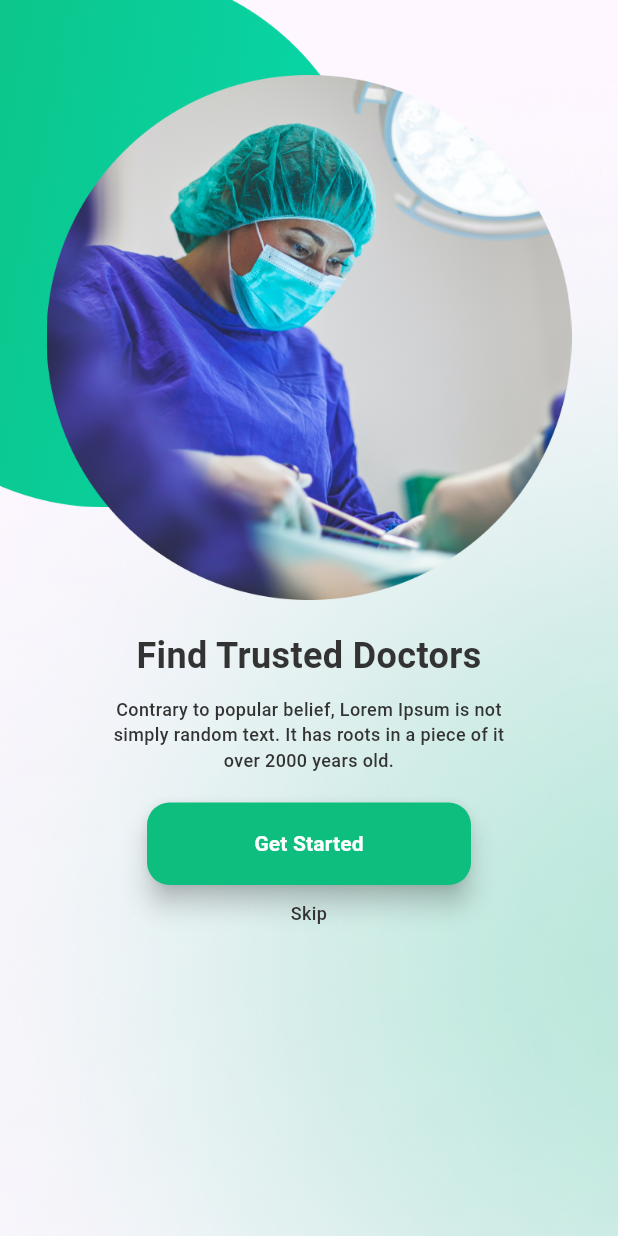
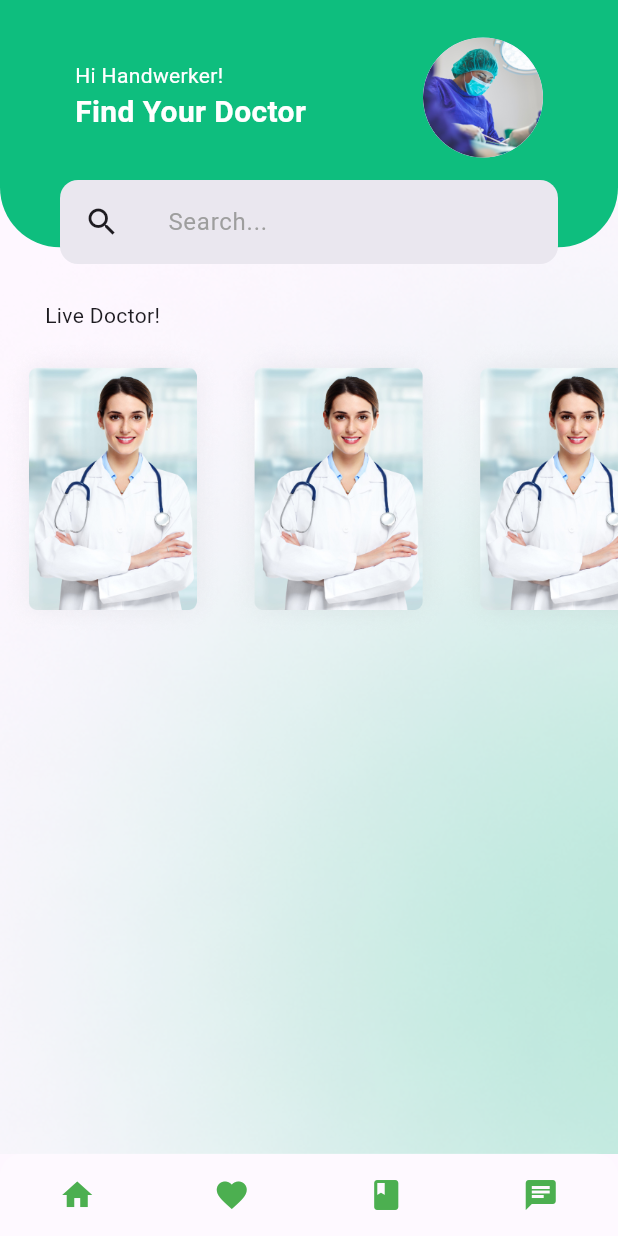
Before and after one commit to HagiMj29/ui_slicing, a Flutter app: the screen it shows after launch, on a phone screen of 412 x 824 dp. Run offline on Flutter 3.47's test engine with Material 3 defaults, Android fonts, the phone set to English and light mode, and no system bars.

Commit message:
Pembuatan Home Screen

```diff
--- a/lib/main.dart
+++ b/lib/main.dart
@@ -1,4 +1,5 @@
 import 'package:flutter/material.dart';
+import 'package:ui_slicing/page/home_page.dart';
 import 'package:ui_slicing/page/onboarding_screen.dart';
 import 'package:ui_slicing/page/splash_screen.dart';
 
@@ -20,7 +21,7 @@
         colorScheme: ColorScheme.fromSeed(seedColor: Colors.deepPurple),
         useMaterial3: true,
       ),
-      home: const SplashScreen(),
+      home: const HomePage(),
     );
   }
 }
--- /dev/null
+++ b/lib/page/home_image_card.dart
@@ -0,0 +1,37 @@
+import 'package:flutter/cupertino.dart';
+import 'package:flutter/material.dart';
+
+class ImageCard extends StatelessWidget {
+  const ImageCard({super.key});
+
+  @override
+  Widget build(BuildContext context) {
+    return SingleChildScrollView(
+      scrollDirection: Axis.horizontal,
+      child: Container(
+        height: 200,
+        child: Row(
+          children: [
+            Image.asset('images/img_9.png'),
+            Image.asset('images/img_9.png'),
+            Image.asset('images/img_9.png'),
+            Image.asset('images/img_9.png'),
+            Image.asset('images/img_9.png'),
+            Image.asset('images/img_9.png'),
+            Image.asset('images/img_9.png'),
+          ],
+        ),
+      ),
+    );
+  }
+
+  Widget buildCard()=> Container(
+    height: 200,
+    color: Colors.red,
+    child: Column(
+      children: [
+        Image.asset('images/img_9.png', scale: 2,)
+      ],
+    ),
+  );
+}
--- /dev/null
+++ b/lib/page/home_page.dart
@@ -0,0 +1,160 @@
+import 'package:flutter/cupertino.dart';
+import 'package:flutter/material.dart';
+import 'package:ui_slicing/page/home_image_card.dart';
+import 'package:ui_slicing/widgets/theme.dart';
+
+class HomePage extends StatelessWidget {
+  const HomePage({Key? key});
+
+  @override
+  Widget build(BuildContext context) {
+    return Scaffold(
+      body: SingleChildScrollView(
+        scrollDirection: Axis.vertical,
+        child: Stack(
+          children: <Widget>[
+            Image.asset('images/img_2.png', height: MediaQuery.of(context).size.height, fit: BoxFit.cover,),
+            Container(
+              height: MediaQuery.of(context).size.height * 0.2,
+              decoration: BoxDecoration(
+                color: colorTheme,
+                borderRadius: BorderRadius.only(
+                  bottomLeft: Radius.circular(40),
+                  bottomRight: Radius.circular(40),
+                ),
+              ),
+              child: Row(
+                mainAxisAlignment: MainAxisAlignment.spaceBetween,
+                crossAxisAlignment: CrossAxisAlignment.end,
+                children: [
+                  Column(
+                    children: [
+                      Padding(
+                        padding: EdgeInsets.only(top: 40, left: 50),
+                        child: Expanded(
+                          child: Column(
+                            crossAxisAlignment: CrossAxisAlignment.start,
+                            children: [
+                              Text(
+                                "Hi Handwerker!",
+                                style: TextStyle(
+                                  color: Colors.white,
+                                ),
+                              ),
+                              Text(
+                                "Find Your Doctor",
+                                style: TextStyle(
+                                  fontWeight: FontWeight.bold,
+                                  color: Colors.white,
+                                  fontSize: 20,
+                                ),
+                              ),
+                            ],
+                          ),
+                        ),
+                      ),
+                    ],
+                  ),
+                  Column(
+                    children: [
+                      Padding(
+                        padding: EdgeInsets.only(top: 25, right: 50),
+                        child: CircleAvatar(
+                          backgroundImage: AssetImage('images/img_3.png'),
+                          radius: 40,
+                        ),
+                      )
+                    ],
+                  )
+                ],
+              ),
+            ),
+            Container(),
+            Positioned(
+              top: 120.0,
+              left: 40.0,
+              right: 40.0,
+              child: AppBar(
+                elevation: 12,
+                backgroundColor: Colors.white,
+                shape: RoundedRectangleBorder(
+                    borderRadius: BorderRadius.all(Radius.circular(12))),
+                leading: Icon(Icons.search),
+                primary: false,
+                title: TextField(
+                  decoration: InputDecoration(
+                      hintText: "Search...",
+                      border: InputBorder.none,
+                      hintStyle: TextStyle(color: Colors.grey)),
+                ),
+              ),
+            ),
+            Column(
+              crossAxisAlignment: CrossAxisAlignment.start,
+              children: [
+                SizedBox(
+                  height: 200,
+                ),
+                Padding(
+                  padding: const EdgeInsets.only(left: 30),
+                  child: Text("Live Doctor!"),
+                ),
+                SizedBox(
+                  height: 5,
+                ),
+                ImageCard(),
+              ],
+            ),
+          ],
+        ),
+      ),
+      bottomNavigationBar: Container(
+        height: 55,
+        decoration: BoxDecoration(
+            // boxShadow: [
+            //   BoxShadow(
+            //     color: Colors.grey.withOpacity(0.2),
+            //     blurRadius: 5,
+            //     spreadRadius: 2,
+            //     offset: Offset(0, 3), // Changes the position of the shadow
+            //   ),
+            // ],
+            color: Colors.white24,
+            borderRadius: BorderRadius.only(
+                topLeft: Radius.circular(15), topRight:  Radius.circular(15))),
+        child: Row(
+          children: <Widget>[
+            Expanded(
+                child: Container(
+                  child: Column(
+                    mainAxisAlignment: MainAxisAlignment.center,
+                    children: <Widget>[Icon(Icons.home, color: Colors.green,),],
+                  ),
+                )),
+            Expanded(
+                child: Container(
+                  child: Column(
+                    mainAxisAlignment: MainAxisAlignment.center,
+                    children: <Widget>[Icon(Icons.favorite, color: Colors.green,),],
+                  ),
+                )),
+            Expanded(
+                child: Container(
+                  child: Column(
+                    mainAxisAlignment: MainAxisAlignment.center,
+                    children: <Widget>[Icon(Icons.book, color: Colors.green,), ],
+                  ),
+                )),
+            Expanded(
+                child: Container(
+                  child: Column(
+                    mainAxisAlignment: MainAxisAlignment.center,
+                    children: <Widget>[Icon(Icons.chat, color: Colors.green,), ],
+                  ),
+                )),
+          ],
+        ),
+      ),
+    );
+  }
+}
--- a/lib/page/third_onboarding_page.dart
+++ b/lib/page/third_onboarding_page.dart
@@ -1,4 +1,6 @@
 import 'package:flutter/material.dart';
+import 'package:ui_slicing/page/home_page.dart';
+import 'package:ui_slicing/page/onboarding_screen.dart';
 
 import '../widgets/theme.dart';
 
@@ -50,7 +52,7 @@ class ThirdOnBoardingPage extends StatelessWidget {
                         shape: RoundedRectangleBorder(
                             borderRadius: BorderRadius.circular(15))),
                     onPressed: () {
-                      // Navigator.push(context, MaterialPageRoute(builder: (context)=>SecondOnBoardingPage()));
+                      Navigator.push(context, MaterialPageRoute(builder: (context)=>OnboardingScreen()));
                     },
                     child: Text(
                       'Get Started',
--- /dev/null
+++ b/lib/widgets/bottom_navigation_bar.dart
@@ -0,0 +1,38 @@
+import 'package:flutter/material.dart';
+
+
+class BottomNavBar extends StatelessWidget {
+  final int selectedIndex;
+  final void Function(int) onItemTapped;
+
+  const BottomNavBar({
+    required this.selectedIndex,
+    required this.onItemTapped,
+  });
+
+  @override
+  Widget build(BuildContext context) {
+    return BottomNavigationBar(
+      currentIndex: selectedIndex,
+      onTap: onItemTapped,
+      items: [
+        BottomNavigationBarItem(
+          icon: Icon(Icons.home),
+          label: 'Home',
+        ),
+        BottomNavigationBarItem(
+          icon: Icon(Icons.favorite),
+          label: 'Heart',
+        ),
+        BottomNavigationBarItem(
+          icon: Icon(Icons.book),
+          label: 'Book',
+        ),
+        BottomNavigationBarItem(
+          icon: Icon(Icons.chat),
+          label: 'Chat',
+        ),
+      ],
+    );
+  }
+}
--- a/lib/widgets/theme.dart
+++ b/lib/widgets/theme.dart
@@ -2,6 +2,7 @@ import 'package:flutter/material.dart';
 
 Color colorTheme = Color(0xff0ebe7e);
 Color greyColor = Color(0xff333333);
+Color searchbar =  Color(0xffffff);
 
 TextStyle boldText = TextStyle(color: greyColor, fontWeight: FontWeight.w700);
 
--- a/pubspec.yaml
+++ b/pubspec.yaml
@@ -36,6 +36,7 @@ dependencies:
   # Use with the CupertinoIcons class for iOS style icons.
   cupertino_icons: ^1.0.6
   google_fonts: ^6.2.1
+  flutter_svg: ^2.0.10+1
 
 dev_dependencies:
   flutter_test:
@@ -69,7 +70,8 @@ flutter:
     - images/img_5.png
     - images/img_6.png
     - images/img_7.png
-#    - images/img_8.png
+    - images/img_8.png
+    - images/img_9.png
 
 
   # An image asset can refer to one or more resolution-specific "variants", see
```
Also changed, not shown: images/img_8.png (added), images/img_9.png (added), lib/widgets/appbar_widgets.dart (added), pubspec.lock, 1 other file.
